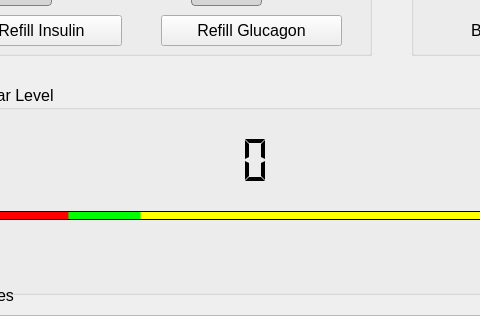
arobert-ffm/SCS_InsulinPump, file UserInterface.ui: the form before one commit; both pictures show x 89 to 569 and y 115 to 435 of the 1150 by 680 pixel window.
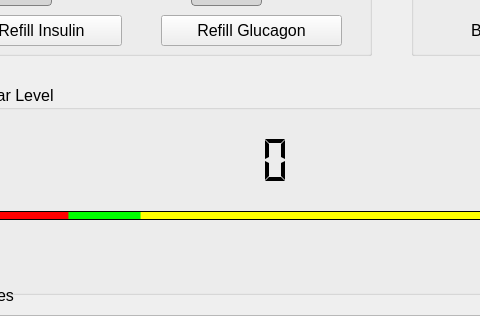
The form after the commit. Icons and pictures are not drawn.

Diff of the .ui file:
```diff
--- a/UserInterface.ui
+++ b/UserInterface.ui
@@ -422,7 +422,7 @@
     <widget class="QLCDNumber" name="lcdNumber">
      <property name="geometry">
       <rect>
-       <x>260</x>
+       <x>280</x>
        <y>50</y>
        <width>81</width>
        <height>51</height>
```
Left out of the diff: 13 changed lines with no effect on the pictures.
